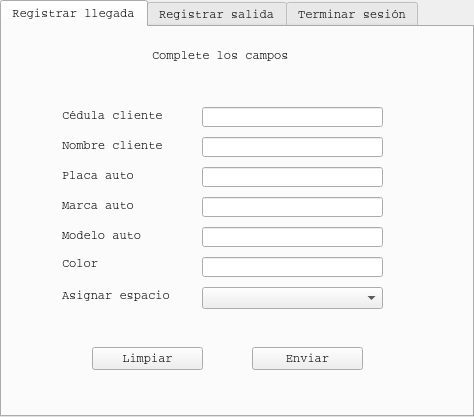
Qt form src/mvc/view/parqueadero.ui (DiegoMolina04/Parqueadero-MVC-POO) before a commit.
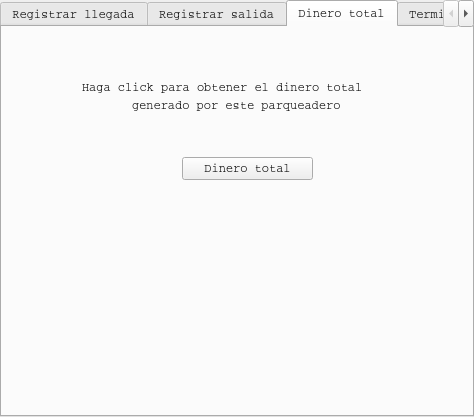
The same form after that commit. The open tabs and pages were chosen to show the change. Icons and pictures are not drawn.

```diff
--- a/src/mvc/view/parqueadero.ui
+++ b/src/mvc/view/parqueadero.ui
@@ -50,7 +50,7 @@
       <widget class="QLabel" name="label">
        <property name="geometry">
         <rect>
-         <x>150</x>
+         <x>170</x>
          <y>20</y>
          <width>161</width>
          <height>16</height>
@@ -315,6 +315,50 @@
        </property>
       </widget>
      </widget>
+     <widget class="QWidget" name="tab_4">
+      <attribute name="title">
+       <string>Dinero total</string>
+      </attribute>
+      <widget class="QLabel" name="label_13">
+       <property name="geometry">
+        <rect>
+         <x>80</x>
+         <y>50</y>
+         <width>311</width>
+         <height>20</height>
+        </rect>
+       </property>
+       <property name="text">
+        <string>Haga click para obtener el dinero total</string>
+       </property>
+      </widget>
+      <widget class="QLabel" name="label_14">
+       <property name="geometry">
+        <rect>
+         <x>130</x>
+         <y>70</y>
+         <width>231</width>
+         <height>16</height>
+        </rect>
+       </property>
+       <property name="text">
+        <string>generado por este parqueadero</string>
+       </property>
+      </widget>
+      <widget class="QPushButton" name="buttonDineroTotal">
+       <property name="geometry">
+        <rect>
+         <x>180</x>
+         <y>130</y>
+         <width>131</width>
+         <height>23</height>
+        </rect>
+       </property>
+       <property name="text">
+        <string>Dinero total</string>
+       </property>
+      </widget>
+     </widget>
      <widget class="QWidget" name="tab_3">
       <attribute name="title">
        <string>Terminar sesión</string>
```
